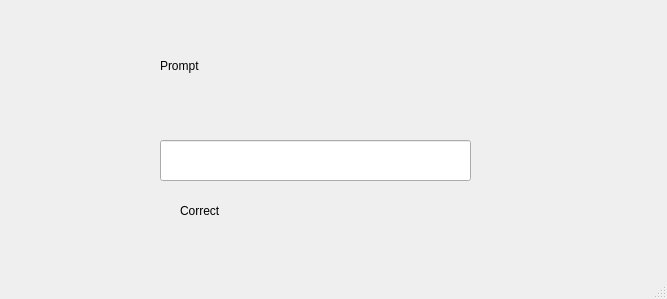
Old version of the form key-shortcut/popupwindow.ui in the repository simonisfiction/occ-hacks.
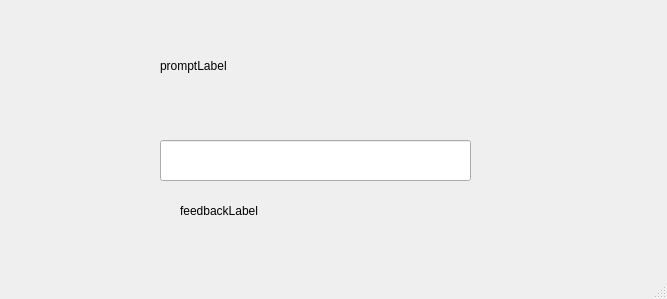
New version of the form.

Commit message: admin panel

```diff
--- a/key-shortcut/popupwindow.ui
+++ b/key-shortcut/popupwindow.ui
@@ -24,7 +24,7 @@
      </rect>
     </property>
     <property name="text">
-     <string>Prompt</string>
+     <string>promptLabel</string>
     </property>
    </widget>
    <widget class="QLineEdit" name="answerLineEdit">
@@ -47,7 +47,7 @@
      </rect>
     </property>
     <property name="text">
-     <string>Correct</string>
+     <string>feedbackLabel</string>
     </property>
    </widget>
   </widget>
```
Left out of the diff: 3 changed lines with no effect on the pictures. The commit also changes 5 other files.
